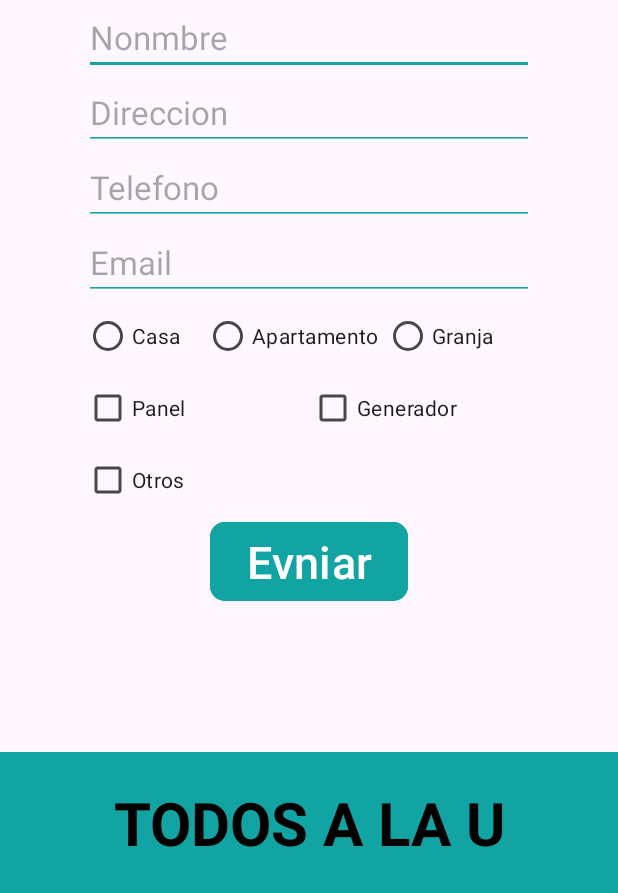
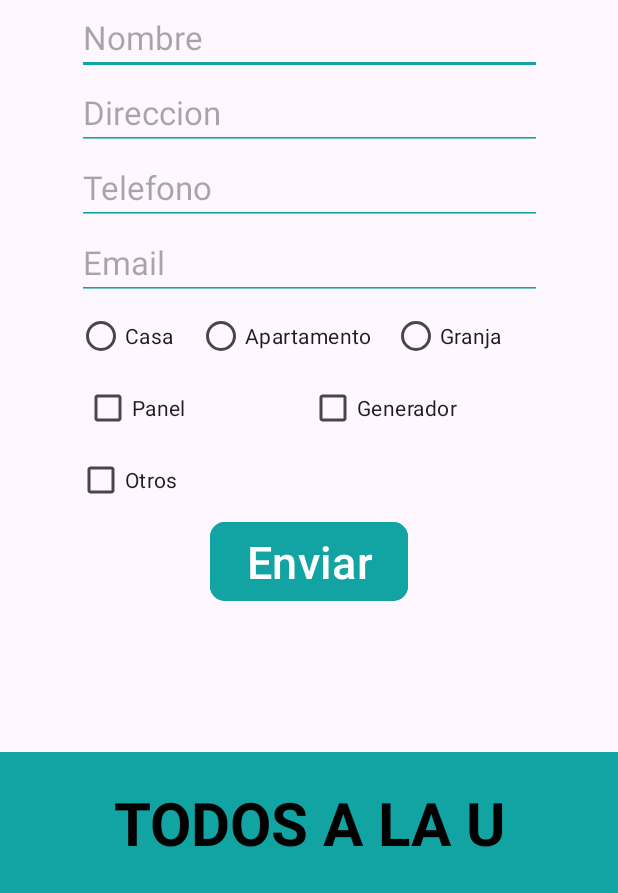
Before and after one commit to James-Caicedo/Formulario, an Android app: the MainActivity2 screen opened directly, with no data from a screen before it, on a phone screen of 412 x 824 dp, the part 343-1236 px from its top. Run offline under Robolectric (Android 15) with nearby library versions, the phone set to English and light mode, and no system bars.

Commit message:
Segundo archivo

```diff
--- a/app/src/main/java/com/example/application/MainActivity2.java
+++ b/app/src/main/java/com/example/application/MainActivity2.java
@@ -51,6 +51,28 @@ public class MainActivity2 extends AppCompatActivity {
                 //Vamos a mostrarlo
                 Toast.makeText(getApplicationContext(),msj,Toast.LENGTH_SHORT).show();
 
+                //Vamos a crear las condiciones para que me muestre de acuerdo al RadioButton
+                if (rb1.isChecked()) {
+                    Toast.makeText(getApplicationContext(),"Usted vive en una casa",Toast.LENGTH_SHORT).show();
+                }
+                if (rb2.isChecked()) {
+                    Toast.makeText(getApplicationContext(),"Usted vive en un apartamento",Toast.LENGTH_SHORT).show();
+                }
+                if (rb3.isChecked()) {
+                    Toast.makeText(getApplicationContext(),"Usted vive en zona rural",Toast.LENGTH_SHORT).show();
+                }
+
+                //----------------------------------------------------------------------------//
+                //Vamos a crear las condiciones para que me muestre de acuerdo al CheckBox
+                if (cb1.isChecked()) {
+                    Toast.makeText(getApplicationContext(),"Paneles Solares",Toast.LENGTH_SHORT).show();
+                }
+                if (cb2.isChecked()) {
+                    Toast.makeText(getApplicationContext(),"Aerogeneradores",Toast.LENGTH_SHORT).show();
+                }
+                if (cb3.isChecked()) {
+                    Toast.makeText(getApplicationContext(),"Otros",Toast.LENGTH_SHORT).show();
+                }
             }
         });
 
--- a/app/src/main/res/layout/activity_main2.xml
+++ b/app/src/main/res/layout/activity_main2.xml
@@ -13,9 +13,12 @@
         android:layout_height="wrap_content"
         android:background="@color/boton"
         android:padding="20sp"
-        android:text="TECNO-APP"
+        android:text="@string/tecno_app"
         android:textAlignment="center"
         android:textColor="@color/black"
+        app:layout_constraintEnd_toEndOf="parent"
+        app:layout_constraintStart_toStartOf="parent"
+        app:layout_constraintTop_toTopOf="parent"
         android:textSize="40sp"
         android:textStyle="bold" />
 
@@ -26,7 +29,7 @@
         android:layout_height="wrap_content"
         android:background="@color/boton"
         android:padding="20sp"
-        android:text="TODOS A LA U"
+        android:text="@string/todos_a_la_u"
         android:textAlignment="center"
         android:textColor="@color/black"
         android:textSize="40sp"
@@ -55,15 +58,17 @@
             android:textAlignment="center"
             android:layout_width="match_parent"
             android:layout_height="wrap_content"
-            android:text="Formulario" />
+            android:text="@string/formulario" />
 
         <EditText
             android:id="@+id/nom"
             style="@style/editext"
+            android:inputType="text"
             android:layout_width="match_parent"
             android:layout_height="wrap_content"
             android:ems="10"
-            android:hint="Nonmbre"  />
+            android:hint="@string/nombre"
+            android:autofillHints="name" />
 
         <EditText
             android:id="@+id/dir"
@@ -72,7 +77,8 @@
             android:layout_height="wrap_content"
             android:ems="10"
             android:inputType="text"
-            android:hint="Direccion" />
+            android:autofillHints="direccion"
+            android:hint="@string/direccion" />
 
         <EditText
             android:id="@+id/Phone"
@@ -80,7 +86,8 @@
             android:layout_width="match_parent"
             android:layout_height="wrap_content"
             android:ems="10"
-            android:hint="Telefono"
+            android:hint="@string/telefono"
+            android:autofillHints="telefono"
             android:inputType="phone" />
 
         <EditText
@@ -89,7 +96,8 @@
             android:layout_width="match_parent"
             android:layout_height="wrap_content"
             android:ems="10"
-            android:hint="Email"
+            android:hint="@string/email"
+            android:autofillHints="email"
             android:inputType="textEmailAddress" />
 
         <RadioGroup
@@ -101,19 +109,19 @@
                 android:id="@+id/Bt1"
                 android:layout_width="80sp"
                 android:layout_height="wrap_content"
-                android:text="Casa" />
+                android:text="@string/casa" />
 
             <RadioButton
                 android:id="@+id/Bt2"
-                android:layout_width="120sp"
+                android:layout_width="130sp"
                 android:layout_height="wrap_content"
-                android:text="Apartamento" />
+                android:text="@string/apartamento" />
 
             <RadioButton
                 android:id="@+id/Bt3"
                 android:layout_width="100sp"
                 android:layout_height="wrap_content"
-                android:text="Granja" />
+                android:text="@string/granja" />
 
         </RadioGroup>
 
@@ -127,14 +135,14 @@
                 android:layout_width="150sp"
                 android:layout_height="wrap_content"
                 android:layout_weight="1"
-                android:text="Panel" />
+                android:text="@string/panel" />
 
             <CheckBox
                 android:id="@+id/check2"
                 android:layout_width="150sp"
                 android:layout_height="wrap_content"
                 android:layout_weight="1"
-                android:text="Generador" />
+                android:text="@string/generador" />
 
         </LinearLayout>
 
@@ -142,14 +150,14 @@
             android:id="@+id/check3"
             android:layout_width="match_parent"
             android:layout_height="wrap_content"
-            android:text="Otros" />
+            android:text="@string/otros" />
 
         <Button
             android:id="@+id/BtEnviar"
             android:layout_width="wrap_content"
             android:layout_height="wrap_content"
             android:backgroundTint="@color/boton"
-            android:text="Evniar"
+            android:text="@string/enviar"
             android:textSize="30sp"
             app:cornerRadius="10sp" />
 
--- a/app/src/main/res/values/strings.xml
+++ b/app/src/main/res/values/strings.xml
@@ -1,3 +1,17 @@
 <resources>
     <string name="app_name">Application</string>
+    <string name="tecno_app">TECNO-APP</string>
+    <string name="todos_a_la_u">TODOS A LA U</string>
+    <string name="formulario">Formulario</string>
+    <string name="casa">Casa</string>
+    <string name="apartamento">Apartamento</string>
+    <string name="granja">Granja</string>
+    <string name="panel">Panel</string>
+    <string name="generador">Generador</string>
+    <string name="otros">Otros</string>
+    <string name="enviar">Enviar</string>
+    <string name="nombre">Nombre</string>
+    <string name="direccion">Direccion</string>
+    <string name="telefono">Telefono</string>
+    <string name="email">Email</string>
 </resources>
```
